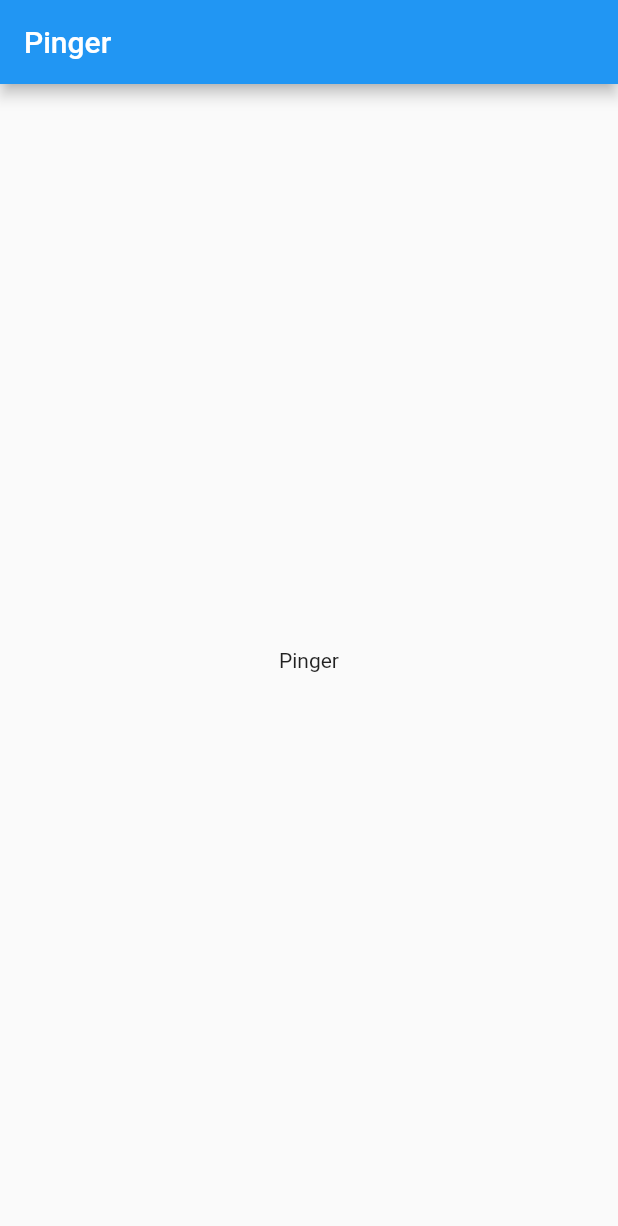
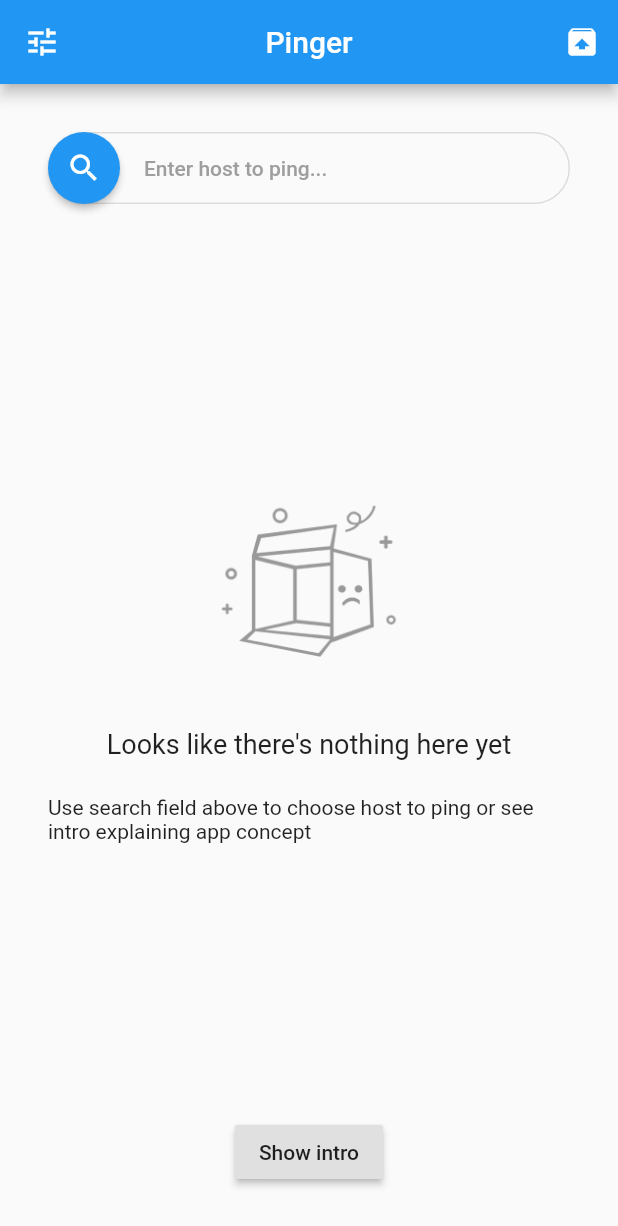
Before and after one commit to tomwyr/pinger, a Flutter app: the screen it shows after launch, on a phone screen of 412 x 824 dp. Shown: the top 1226 px of the screen. Run offline on Flutter 3.47's test engine with Material 2 defaults, Android fonts, the phone set to English and light mode, and no system bars.

Commit message:
Create home page basic mockup

```diff
--- a/lib/main.dart
+++ b/lib/main.dart
@@ -1,4 +1,5 @@
 import 'package:flutter/material.dart';
+import 'package:pinger/page/home_page.dart';
 
 void main() => runApp(PingerApp());
 
@@ -7,10 +8,7 @@ class PingerApp extends StatelessWidget {
   Widget build(BuildContext context) {
     return MaterialApp(
       title: 'Pinger',
-      home: Scaffold(
-        appBar: AppBar(title: Text('Pinger')),
-        body: Center(child: Text('Pinger')),
-      ),
+      home: HomePage(),
     );
   }
 }
--- /dev/null
+++ b/lib/page/home_page.dart
@@ -0,0 +1,109 @@
+import 'package:flutter/material.dart';
+import 'package:pinger/extensions.dart';
+import 'package:pinger/page/archive_page.dart';
+import 'package:pinger/page/intro_page.dart';
+import 'package:pinger/page/search_page.dart';
+import 'package:pinger/page/settings_page.dart';
+
+class HomePage extends StatefulWidget {
+  @override
+  _HomePageState createState() => _HomePageState();
+}
+
+class _HomePageState extends State<HomePage> {
+  @override
+  Widget build(BuildContext context) {
+    return Scaffold(
+      appBar: _buildAppBar(),
+      body: Padding(
+        padding: EdgeInsets.all(32.0),
+        child: _buildNoSuggestions(),
+      ),
+    );
+  }
+
+  AppBar _buildAppBar() {
+    return AppBar(
+      leading: IconButton(
+        icon: Icon(Icons.tune),
+        onPressed: () => push(SettingsPage()),
+      ),
+      title: Text("Pinger"),
+      centerTitle: true,
+      actions: <Widget>[
+        IconButton(
+          icon: Icon(Icons.unarchive),
+          onPressed: () => push(ArchivePage()),
+        ),
+      ],
+    );
+  }
+
+  Widget _buildNoSuggestions() {
+    return Column(children: <Widget>[
+      _buildSearchBar(),
+      Spacer(),
+      _buildNoSuggestionsInfo(),
+      Spacer(),
+      RaisedButton(
+        child: Text("Show intro"),
+        onPressed: () => push(IntroPage()),
+      ),
+    ]);
+  }
+
+  Widget _buildNoSuggestionsInfo() {
+    return Column(
+      mainAxisSize: MainAxisSize.min,
+      children: <Widget>[
+        Image.asset('assets/box_empty.png', height: 144.0),
+        Container(height: 24.0),
+        Text(
+          "Looks like there's nothing here yet",
+          style: TextStyle(fontSize: 18.0),
+        ),
+        Container(height: 24.0),
+        Text(
+          "Use search field above to choose host to ping or see intro explaining app concept",
+          style: TextStyle(fontSize: 14.0),
+        ),
+      ],
+    );
+  }
+
+  Widget _buildSearchBar() {
+    return Stack(
+      alignment: Alignment.centerLeft,
+      children: <Widget>[
+        OutlineButton(
+          onPressed: () => push(SearchPage()),
+          shape: RoundedRectangleBorder(
+            borderRadius: BorderRadius.circular(32.0),
+          ),
+          child: Container(
+            height: 48.0,
+            width: double.infinity,
+            padding: EdgeInsets.only(left: 48.0),
+            child: Align(
+              alignment: Alignment.centerLeft,
+              child: Text(
+                'Enter host to ping...',
+                style: TextStyle(color: Colors.grey),
+              ),
+            ),
+          ),
+        ),
+        SizedBox(
+          width: 48.0,
+          height: 48.0,
+          child: RawMaterialButton(
+            fillColor: Colors.blue,
+            shape: CircleBorder(),
+            child: Icon(Icons.search, color: Colors.white),
+            onPressed: () => push(SearchPage()),
+          ),
+        ),
+      ],
+    );
+  }
+}
--- a/pubspec.yaml
+++ b/pubspec.yaml
@@ -21,3 +21,5 @@ dev_dependencies:
 
 flutter:
   uses-material-design: true
+  assets:
+    - assets/
```
Also changed, not shown: lib/extensions.dart (added, +7 -0 lines), lib/page/archive_page.dart (added, +12 -0 lines), lib/page/intro_page.dart (added, +12 -0 lines), lib/page/search_page.dart (added, +12 -0 lines), lib/page/settings_page.dart (added, +12 -0 lines), assets/box_empty.png (added).
